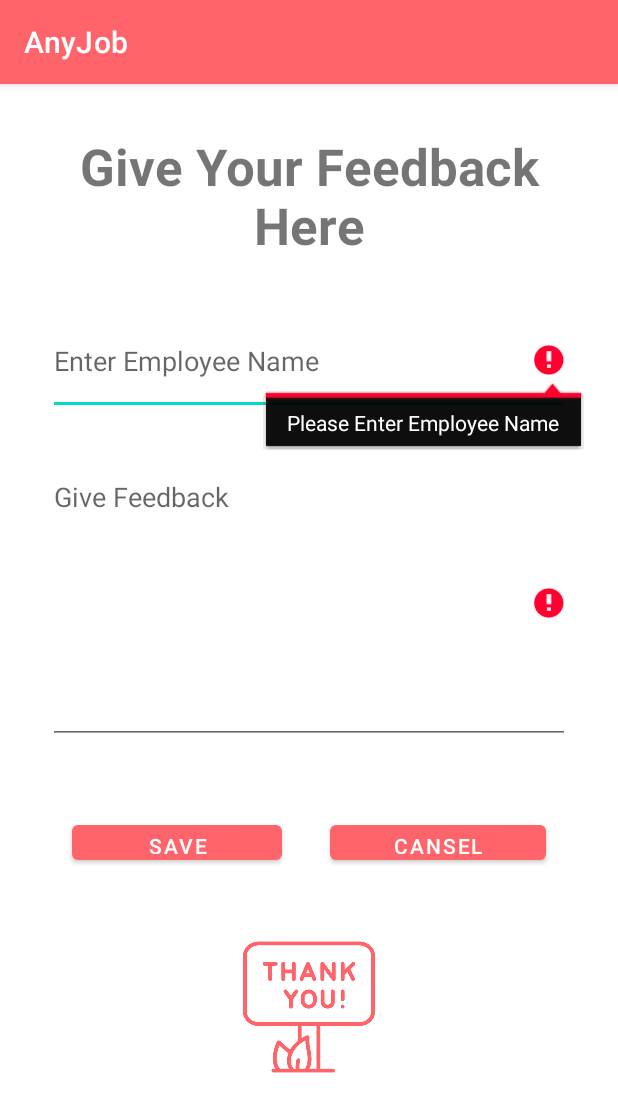
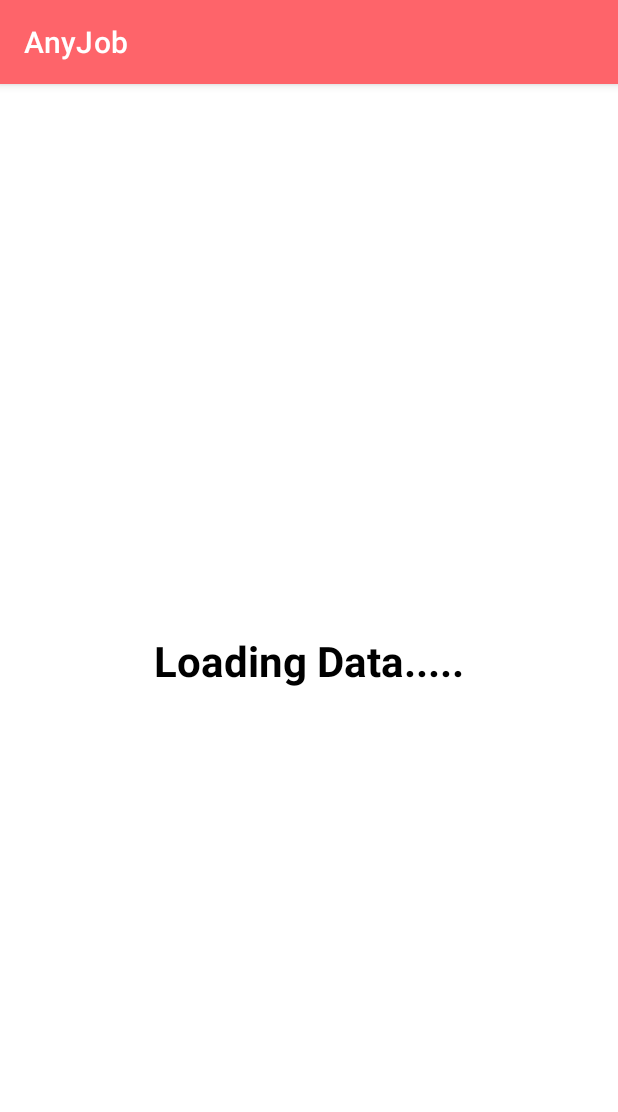
Before and after one commit to Dinuka-Rathnayake/AnyJob-App, an Android app: the screen it shows after launch (FeedbackActivity before the commit, MyFeedbacksActivity after it), after a tap on "SAVE", on a phone screen of 412 x 824 dp. Shown: the top 1112 px of the screen. Run offline under Robolectric (Android 15) with nearby library versions, the phone set to English and light mode, and no system bars; our stand-ins replace Firebase (no records; nobody signed in at launch, a user with empty details on screens opened directly).

Commit message:
feltching recycleview part is working

```diff
--- a/app/src/main/java/com/anyjob/anyjob/activities/FeedbackActivity.kt
+++ b/app/src/main/java/com/anyjob/anyjob/activities/FeedbackActivity.kt
@@ -1,5 +1,6 @@
 package com.anyjob.anyjob.activities
 
+import android.content.Intent
 import androidx.appcompat.app.AppCompatActivity
 import android.os.Bundle
 import android.widget.Button
@@ -36,6 +37,9 @@
         //set button
         btnSaveData.setOnClickListener {
             saveFeedbackData()
+
+            val intent = Intent(this, MyFeedbacksActivity::class.java)
+            startActivity(intent)
         }
 
 
@@ -54,7 +58,7 @@
         }
         if(cusFeedback.isEmpty()){
             etCusFeedback.error ="Please Give Your Feedback"
-    }
+        }
 
         //send data to db
         val jobId = dbRef.push().key!!
@@ -72,8 +76,11 @@
 
 
 
+
+
             }.addOnFailureListener { err ->
                 Toast.makeText(this, "Error ${err.message}", Toast.LENGTH_LONG).show()
             }
+
     }
 }
--- /dev/null
+++ b/app/src/main/java/com/anyjob/anyjob/activities/MyFeedbacksActivity.kt
@@ -0,0 +1,64 @@
+package com.anyjob.anyjob.activities
+
+import androidx.appcompat.app.AppCompatActivity
+import android.os.Bundle
+import android.view.View
+import android.widget.TextView
+import androidx.recyclerview.widget.LinearLayoutManager
+import androidx.recyclerview.widget.RecyclerView
+import com.anyjob.anyjob.R
+import com.anyjob.anyjob.adapters.FeedbackAdapter
+import com.anyjob.anyjob.models.FeedbackModel
+import com.google.firebase.database.*
+
+class MyFeedbacksActivity : AppCompatActivity() {
+    private lateinit var feedbackRecyclerView: RecyclerView
+    private lateinit var tvLoadingData: TextView
+    private lateinit var feedbackList: ArrayList<FeedbackModel>
+    private lateinit var dbRef: DatabaseReference
+
+    override fun onCreate(savedInstanceState: Bundle?) {
+        super.onCreate(savedInstanceState)
+        setContentView(R.layout.activity_my_feedbacks)
+
+        feedbackRecyclerView = findViewById(R.id.rvEmp)
+        feedbackRecyclerView.layoutManager = LinearLayoutManager(this)
+        feedbackRecyclerView.setHasFixedSize(true)
+        tvLoadingData = findViewById(R.id.tvLoadingData)
+
+        feedbackList = arrayListOf<FeedbackModel>()
+
+        getEmployeesData()
+    }
+
+
+
+    private fun getEmployeesData() {
+        feedbackRecyclerView.visibility = View.GONE
+        tvLoadingData.visibility = View.VISIBLE
+
+        dbRef = FirebaseDatabase.getInstance().getReference("Feedbacks")
+
+        dbRef.addValueEventListener(object: ValueEventListener {
+            override fun onDataChange(snapshot: DataSnapshot) {
+                feedbackList.clear()
+                if (snapshot.exists()){
+                    for (empSnap in snapshot.children){
+                        val empData = empSnap.getValue(FeedbackModel::class.java)
+                        feedbackList.add(empData!!)
+                    }
+                    val mAdapter = FeedbackAdapter(feedbackList)
+                    feedbackRecyclerView.adapter = mAdapter
+
+                    feedbackRecyclerView.visibility = View.VISIBLE
+                    tvLoadingData.visibility = View.GONE
+                }
+            }
+
+            override fun onCancelled(error: DatabaseError) {
+                TODO("Not yet implemented")
+            }
+
+        })
+    }
+}
--- a/app/src/main/java/com/anyjob/anyjob/models/FeedbackModel.kt
+++ b/app/src/main/java/com/anyjob/anyjob/models/FeedbackModel.kt
@@ -1,7 +1,6 @@
 package com.anyjob.anyjob.models
 
-//create data model
-data class FeedbackModel (
+data class FeedbackModel(
     var jobId: String? = null,
     var empName: String? = null,
     var cusFeedback: String? = null
--- a/app/src/main/res/layout/fethching_feedback_details.xml
+++ b/app/src/main/res/layout/activity_job_details.xml
@@ -1,6 +1,9 @@
 <?xml version="1.0" encoding="utf-8"?>
 <androidx.constraintlayout.widget.ConstraintLayout xmlns:android="http://schemas.android.com/apk/res/android"
+    xmlns:app="http://schemas.android.com/apk/res-auto"
+    xmlns:tools="http://schemas.android.com/tools"
     android:layout_width="match_parent"
-    android:layout_height="match_parent">
+    android:layout_height="match_parent"
+    tools:context=".activities.JobDetailsActivity">
 
 </androidx.constraintlayout.widget.ConstraintLayout>
--- /dev/null
+++ b/app/src/main/res/layout/activity_my_feedbacks.xml
@@ -0,0 +1,36 @@
+<?xml version="1.0" encoding="utf-8"?>
+<androidx.constraintlayout.widget.ConstraintLayout xmlns:android="http://schemas.android.com/apk/res/android"
+    xmlns:app="http://schemas.android.com/apk/res-auto"
+    xmlns:tools="http://schemas.android.com/tools"
+    android:layout_width="match_parent"
+    android:layout_height="match_parent"
+    tools:context=".activities.MyFeedbacksActivity">
+
+    <androidx.recyclerview.widget.RecyclerView
+        android:id="@+id/rvEmp"
+        android:layout_width="match_parent"
+        android:layout_height="match_parent"
+        android:layout_marginStart="1dp"
+        android:layout_marginTop="1dp"
+        android:layout_marginEnd="1dp"
+        android:layout_marginBottom="1dp"
+        tools:listitem="@layout/feedback_list_item"
+        app:layout_constraintBottom_toBottomOf="parent"
+        app:layout_constraintEnd_toEndOf="parent"
+        app:layout_constraintStart_toStartOf="parent"
+        app:layout_constraintTop_toTopOf="parent" />
+
+    <TextView
+        android:id="@+id/tvLoadingData"
+        android:layout_width="wrap_content"
+        android:layout_height="wrap_content"
+        android:text="Loading Data....."
+        android:textSize="28sp"
+        android:textColor="@color/black"
+        android:textStyle="bold"
+        android:visibility="gone"
+        app:layout_constraintBottom_toBottomOf="parent"
+        app:layout_constraintEnd_toEndOf="parent"
+        app:layout_constraintStart_toStartOf="parent"
+        app:layout_constraintTop_toTopOf="parent" />
+</androidx.constraintlayout.widget.ConstraintLayout>
--- a/app/src/main/res/values/colors.xml
+++ b/app/src/main/res/values/colors.xml
@@ -13,4 +13,5 @@
 
     <color name="black_grey">#484848</color>
     <color name="grey">#818588</color>
+    <color name="divider_grey">#d3d3d3</color>
 </resources>
```
Also changed, not shown: app/src/main/AndroidManifest.xml (+28 -0 lines), app/src/main/java/com/anyjob/anyjob/activities/FeedbackDetailsActivity.kt (added, +12 -0 lines), app/src/main/java/com/anyjob/anyjob/adapters/FeedbackAdapter.kt (added, +33 -0 lines), app/src/main/res/layout/activity_feedback_details.xml (added, +253 -0 lines), app/src/main/res/layout/feedback_list_item.xml (added, +42 -0 lines), app/src/main/res/layout/update_dialog.xml (added, +41 -0 lines).
